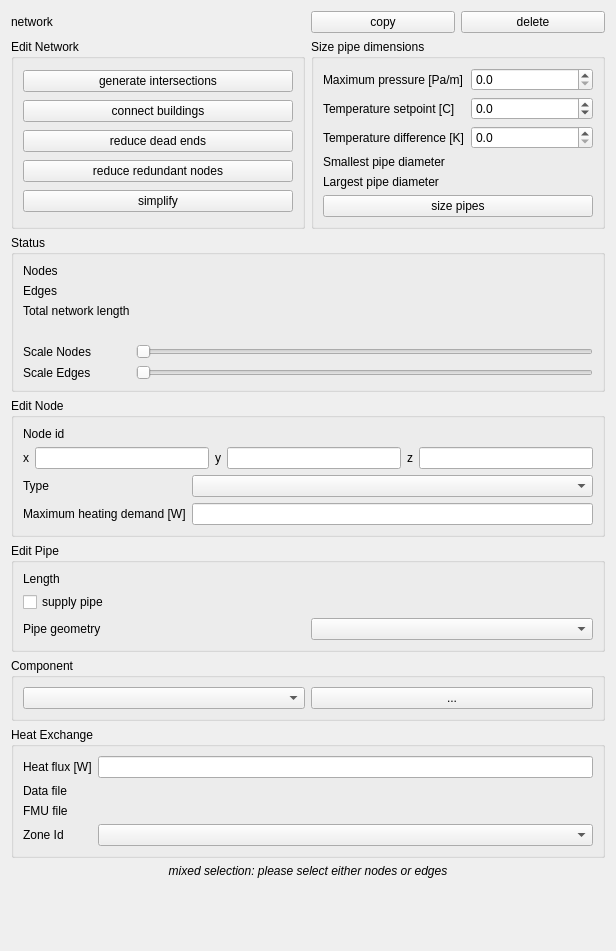
Before: the Qt Designer form SIM-VICUS/src/SVPropNetworkEditWidget.ui in ghorwin/SIM-VICUS, drawn with Qt 5.
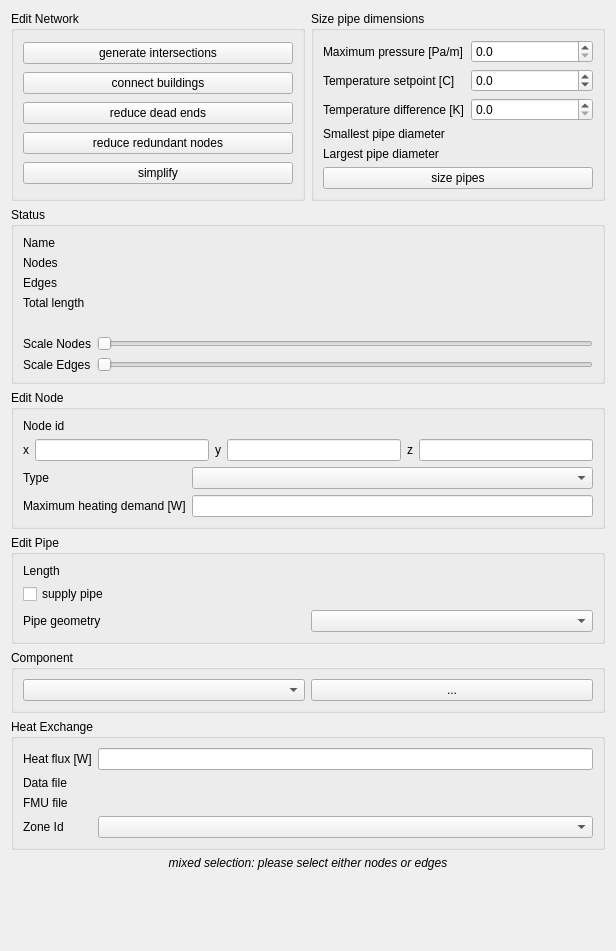
After: the same form once the commit is applied. Custom widgets are drawn as their Qt base class.

Commit message: fixed show and clear properties of networks

What changed in the file:
```diff
--- a/SIM-VICUS/src/SVPropNetworkEditWidget.ui
+++ b/SIM-VICUS/src/SVPropNetworkEditWidget.ui
@@ -14,38 +14,6 @@
    <string>Form</string>
   </property>
   <layout class="QVBoxLayout" name="verticalLayout_2">
-   <item>
-    <layout class="QHBoxLayout" name="horizontalLayout_2">
-     <item>
-      <widget class="QLabel" name="label_2">
-       <property name="text">
-        <string>network</string>
-       </property>
-      </widget>
-     </item>
-     <item>
-      <widget class="QLabel" name="labelNetworkName">
-       <property name="text">
-        <string/>
-       </property>
-      </widget>
-     </item>
-     <item>
-      <widget class="QPushButton" name="pushButtonCopy">
-       <property name="text">
-        <string>copy</string>
-       </property>
-      </widget>
-     </item>
-     <item>
-      <widget class="QPushButton" name="pushButtonDelete">
-       <property name="text">
-        <string>delete</string>
-       </property>
-      </widget>
-     </item>
-    </layout>
-   </item>
    <item>
     <layout class="QHBoxLayout" name="horizontalLayout_3">
      <item>
@@ -212,70 +180,70 @@
       <string>Status</string>
      </property>
      <layout class="QFormLayout" name="formLayout">
-      <item row="0" column="0">
+      <item row="1" column="0">
        <widget class="QLabel" name="label_3">
         <property name="text">
          <string>Nodes</string>
         </property>
        </widget>
       </item>
-      <item row="0" column="1">
+      <item row="1" column="1">
        <widget class="QLabel" name="labelNodeCount">
         <property name="text">
          <string/>
         </property>
        </widget>
       </item>
-      <item row="1" column="0">
+      <item row="2" column="0">
        <widget class="QLabel" name="label">
         <property name="text">
          <string>Edges</string>
         </property>
        </widget>
       </item>
-      <item row="1" column="1">
+      <item row="2" column="1">
        <widget class="QLabel" name="labelEdgeCount">
         <property name="text">
          <string/>
         </property>
        </widget>
       </item>
-      <item row="2" column="0">
+      <item row="3" column="0">
        <widget class="QLabel" name="label_7">
         <property name="text">
-         <string>Total network length</string>
+         <string>Total length</string>
         </property>
        </widget>
       </item>
-      <item row="2" column="1">
+      <item row="3" column="1">
        <widget class="QLabel" name="labelTotalLength">
         <property name="text">
          <string/>
         </property>
        </widget>
       </item>
-      <item row="3" column="0">
-       <widget class="QLabel" name="labelNetworkConnected">
-        <property name="text">
-         <string/>
-        </property>
-       </widget>
-      </item>
       <item row="4" column="0">
+       <widget class="QLabel" name="labelNetworkConnected">
+        <property name="text">
+         <string/>
+        </property>
+       </widget>
+      </item>
+      <item row="5" column="0">
        <widget class="QLabel" name="label_20">
         <property name="text">
          <string>Scale Nodes</string>
         </property>
        </widget>
       </item>
-      <item row="5" column="0">
+      <item row="6" column="0">
        <widget class="QLabel" name="label_21">
         <property name="text">
          <string>Scale Edges</string>
         </property>
        </widget>
       </item>
-      <item row="5" column="1">
+      <item row="6" column="1">
        <widget class="QSlider" name="horizontalSliderScaleEdges">
         <property name="minimum">
          <number>1</number>
@@ -288,7 +256,7 @@
         </property>
        </widget>
       </item>
-      <item row="4" column="1">
+      <item row="5" column="1">
        <widget class="QSlider" name="horizontalSliderScaleNodes">
         <property name="minimum">
          <number>1</number>
@@ -307,6 +275,20 @@
         </property>
        </widget>
       </item>
+      <item row="0" column="0">
+       <widget class="QLabel" name="label_2">
+        <property name="text">
+         <string>Name</string>
+        </property>
+       </widget>
+      </item>
+      <item row="0" column="1">
+       <widget class="QLabel" name="labelNetworkName">
+        <property name="text">
+         <string/>
+        </property>
+       </widget>
+      </item>
      </layout>
     </widget>
    </item>
```
The commit also changes 2 other files.
